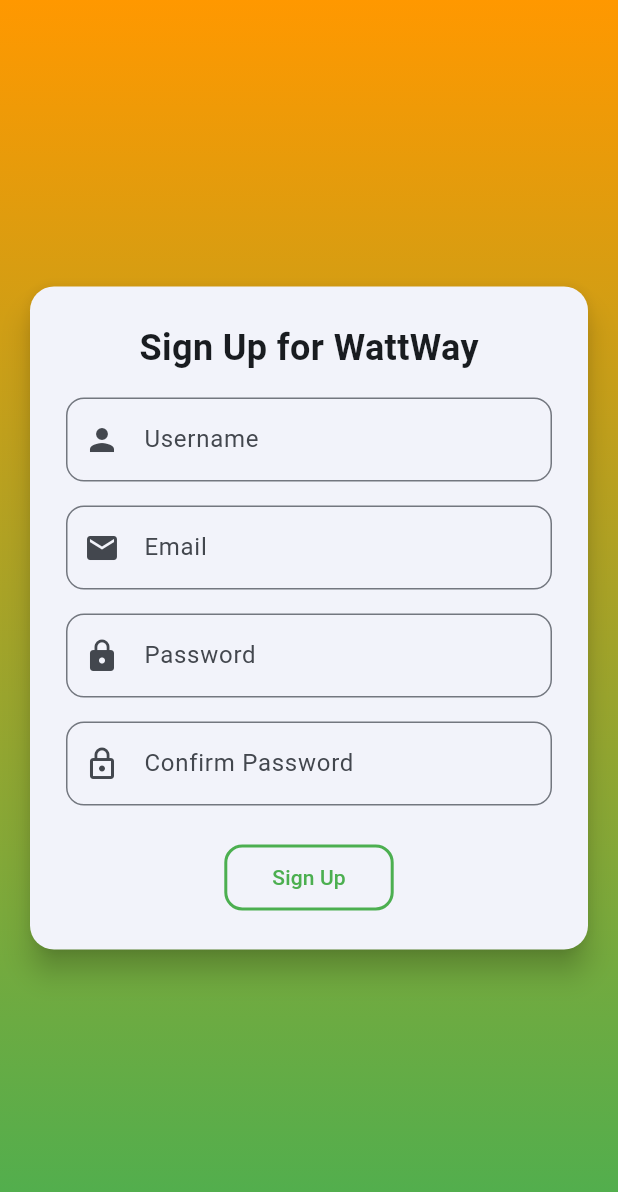
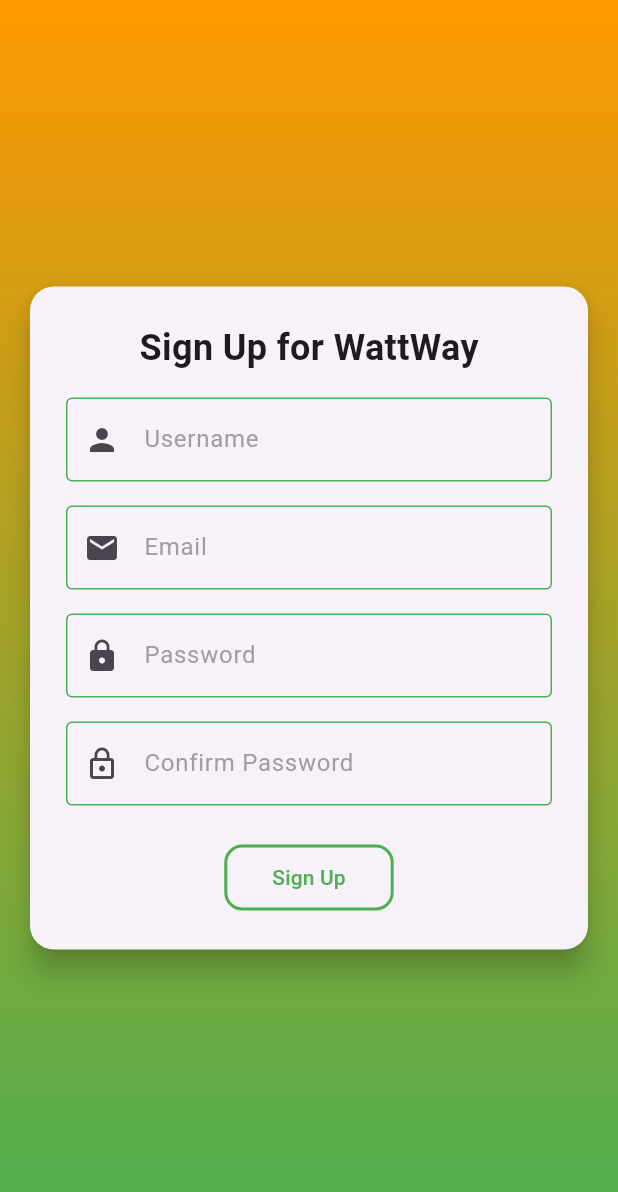
Before and after one commit to jakub-prokopiuk/Bachelor-s-thesis, a Flutter app: the screen it shows after launch, after a tap on "Sign Up", on a phone screen of 412 x 824 dp. Shown: the top 1192 px of the screen. Run offline on Flutter 3.47's test engine with Material 3 defaults, Android fonts, the phone set to English and light mode, and no system bars; our stand-ins replace flutter_dotenv, flutter_map, flutter_svg, geolocator, latlong2, shared_preferences; network calls fail.

Commit message:
added some global styling

```diff
--- a/frontend/lib/main.dart
+++ b/frontend/lib/main.dart
@@ -24,8 +24,22 @@ class WattWay extends StatelessWidget {
     return MaterialApp(
       title: 'WattWay',
       theme: ThemeData(
-        colorScheme: ColorScheme.fromSeed(seedColor: Colors.blue),
-        useMaterial3: true,
+        inputDecorationTheme: InputDecorationTheme(
+          focusColor: Colors.green,
+          focusedBorder: OutlineInputBorder(
+            borderSide: BorderSide(color: Colors.green),
+            borderRadius: BorderRadius.circular(10),
+          ),
+          labelStyle: const TextStyle(color: Colors.grey),
+          enabledBorder: OutlineInputBorder(
+            borderSide: BorderSide(color: Colors.green),
+          ),
+        ),
+        textSelectionTheme: TextSelectionThemeData(
+          cursorColor: Colors.orange,
+          selectionColor: Colors.green.withOpacity(0.4),
+          selectionHandleColor: Colors.orange.withOpacity(0.8),
+        ),
       ),
       themeMode: ThemeMode.system,
       home: accessToken == null ? const WelcomePage() : const MapPage(),
```
